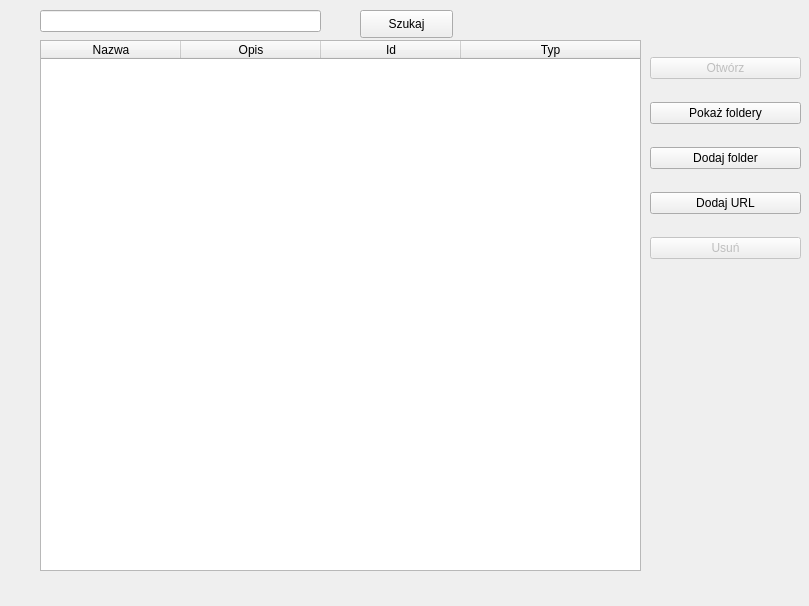
The window that mainwindow.ui (KFugler/ProjektPk4) describes before a commit, drawn with Qt 5.
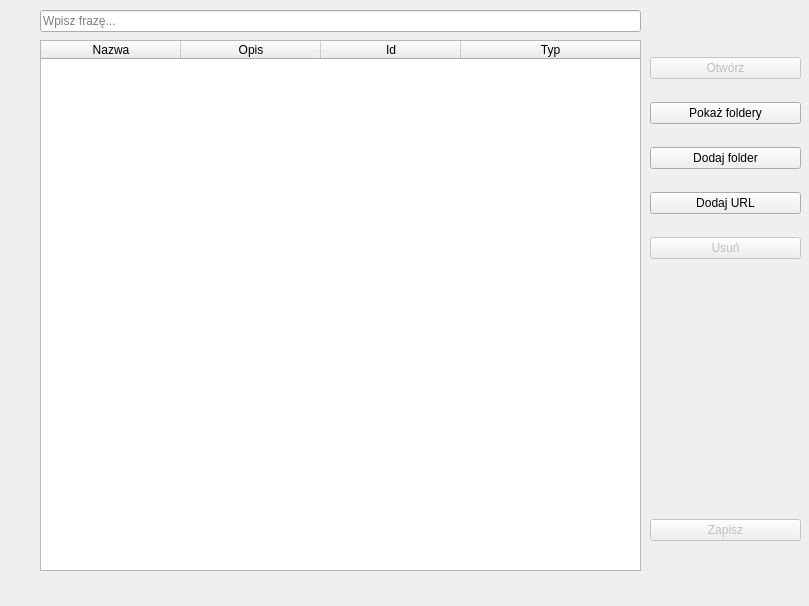
The same window after the commit.

Diff of the .ui file:
```diff
--- a/mainwindow.ui
+++ b/mainwindow.ui
@@ -138,23 +138,38 @@
      <rect>
       <x>40</x>
       <y>10</y>
-      <width>281</width>
+      <width>601</width>
       <height>22</height>
      </rect>
     </property>
+    <property name="text">
+     <string/>
+    </property>
+    <property name="placeholderText">
+     <string>Wpisz frazę...</string>
+    </property>
    </widget>
-   <widget class="QPushButton" name="pushButton">
+   <widget class="QWidget" name="verticalLayoutWidget_2">
     <property name="geometry">
      <rect>
-      <x>360</x>
-      <y>10</y>
-      <width>93</width>
-      <height>28</height>
+      <x>650</x>
+      <y>490</y>
+      <width>151</width>
+      <height>80</height>
      </rect>
     </property>
-    <property name="text">
-     <string>Szukaj</string>
-    </property>
+    <layout class="QVBoxLayout" name="verticalLayout_2">
+     <item>
+      <widget class="QPushButton" name="pushButton_2">
+       <property name="enabled">
+        <bool>false</bool>
+       </property>
+       <property name="text">
+        <string>Zapisz</string>
+       </property>
+      </widget>
+     </item>
+    </layout>
    </widget>
   </widget>
  </widget>
```
